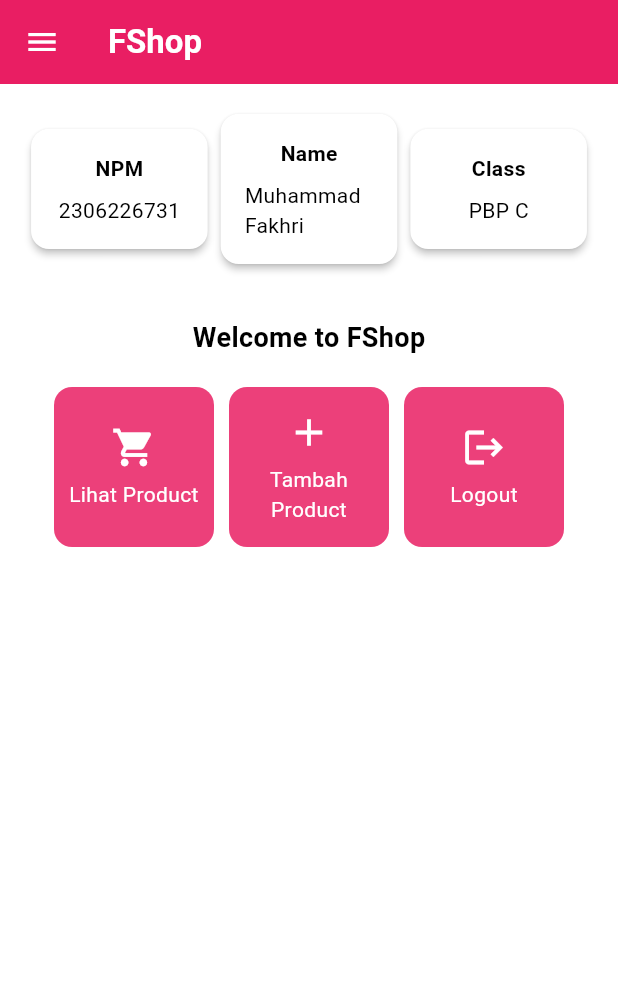
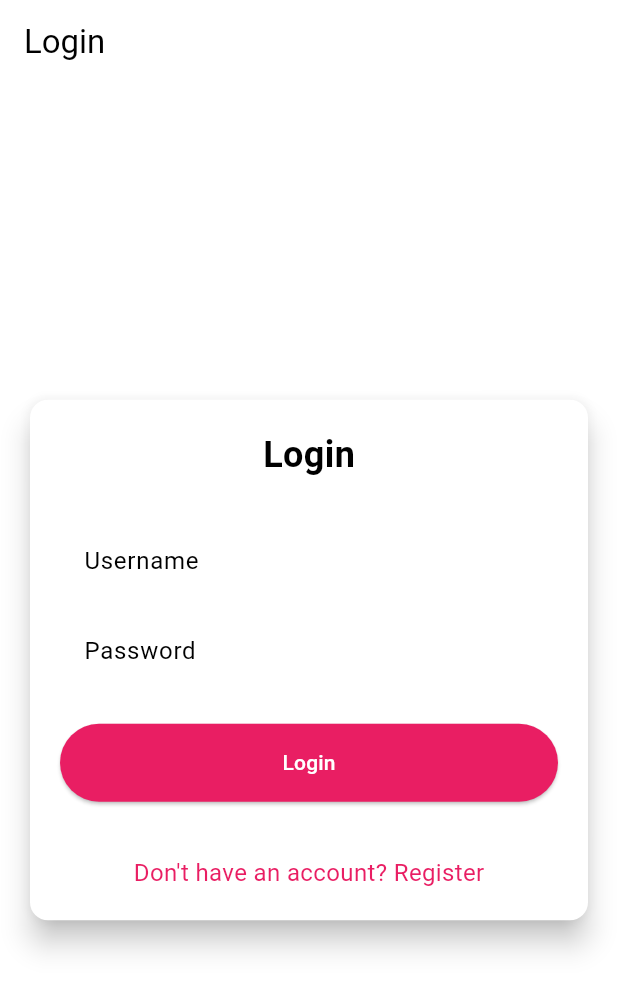
Before and after one commit to Fumuri/fshop-mobile, a Flutter app: the screen it shows after launch, on a phone screen of 412 x 824 dp. Shown: the top 991 px of the screen. Run offline on Flutter 3.47's test engine with Material 3 defaults, Android fonts, the light colour scheme and no system bars; missing offline and left inert: pbp_django_auth.

Commit message:
tugas 9 coding selesai

```diff
--- a/lib/main.dart
+++ b/lib/main.dart
@@ -1,5 +1,8 @@
 import 'package:flutter/material.dart';
+import 'package:fshop/screens/login.dart';
 import 'package:fshop/screens/menu.dart';
+import 'package:pbp_django_auth/pbp_django_auth.dart';
+import 'package:provider/provider.dart';
 
 void main() {
   runApp(const MyApp());
@@ -8,33 +11,23 @@ void main() {
 class MyApp extends StatelessWidget {
   const MyApp({super.key});
 
-  // This widget is the root of your application.
   @override
   Widget build(BuildContext context) {
-    return MaterialApp(
-      title: 'Flutter Demo',
-      theme: ThemeData(
-        // This is the theme of your application.
-        //
-        // TRY THIS: Try running your application with "flutter run". You'll see
-        // the application has a purple toolbar. Then, without quitting the app,
-        // try changing the seedColor in the colorScheme below to Colors.green
-        // and then invoke "hot reload" (save your changes or press the "hot
-        // reload" button in a Flutter-supported IDE, or press "r" if you used
-        // the command line to start the app).
-        //
-        // Notice that the counter didn't reset back to zero; the application
-        // state is not lost during the reload. To reset the state, use hot
-        // restart instead.
-        //
-        // This works for code too, not just values: Most code changes can be
-        // tested with just a hot reload.
-        colorScheme: ColorScheme.fromSwatch(
-          primarySwatch: Colors.pink,
-        ).copyWith(secondary: Colors.pink[400]),
-        useMaterial3: true,
+    return Provider(
+      create: (_) {
+        CookieRequest request = CookieRequest();
+        return request;
+      },
+      child: MaterialApp(
+        title: 'FShop',
+        theme: ThemeData(
+          useMaterial3: true,
+          colorScheme: ColorScheme.fromSwatch(
+            primarySwatch: Colors.pink,
+          ).copyWith(secondary: Colors.pink[400]),
+        ),
+        home: LoginPage(),
       ),
-      home: MyHomePage(),
     );
   }
 }
--- /dev/null
+++ b/lib/screens/login.dart
@@ -0,0 +1,182 @@
+import 'package:fshop/screens/menu.dart';
+import 'package:flutter/material.dart';
+import 'package:fshop/screens/register.dart';
+import 'package:pbp_django_auth/pbp_django_auth.dart';
+import 'package:provider/provider.dart';
+// TODO: Import halaman RegisterPage jika sudah dibuat
+
+void main() {
+  runApp(const LoginApp());
+}
+
+class LoginApp extends StatelessWidget {
+  const LoginApp({super.key});
+
+  @override
+  Widget build(BuildContext context) {
+    return MaterialApp(
+      title: 'Login',
+      theme: ThemeData(
+        useMaterial3: true,
+        colorScheme: ColorScheme.fromSwatch(
+          primarySwatch: Colors.pink,
+        ).copyWith(secondary: Colors.pink[400]),
+      ),
+      home: const LoginPage(),
+    );
+  }
+}
+
+class LoginPage extends StatefulWidget {
+  const LoginPage({super.key});
+
+  @override
+  State<LoginPage> createState() => _LoginPageState();
+}
+
+class _LoginPageState extends State<LoginPage> {
+  final TextEditingController _usernameController = TextEditingController();
+  final TextEditingController _passwordController = TextEditingController();
+
+  @override
+  Widget build(BuildContext context) {
+    final request = context.watch<CookieRequest>();
+
+    return Scaffold(
+      appBar: AppBar(
+        title: const Text('Login'),
+      ),
+      body: Center(
+        child: SingleChildScrollView(
+          padding: const EdgeInsets.all(16.0),
+          child: Card(
+            elevation: 8,
+            shape: RoundedRectangleBorder(
+              borderRadius: BorderRadius.circular(12.0),
+            ),
+            child: Padding(
+              padding: const EdgeInsets.all(20.0),
+              child: Column(
+                mainAxisSize: MainAxisSize.min,
+                children: [
+                  const Text(
+                    'Login',
+                    style: TextStyle(
+                      fontSize: 24.0,
+                      fontWeight: FontWeight.bold,
+                    ),
+                  ),
+                  const SizedBox(height: 30.0),
+                  TextField(
+                    controller: _usernameController,
+                    decoration: const InputDecoration(
+                      labelText: 'Username',
+                      hintText: 'Enter your username',
+                      border: OutlineInputBorder(
+                        borderRadius: BorderRadius.all(Radius.circular(12.0)),
+                      ),
+                      contentPadding:
+                          EdgeInsets.symmetric(horizontal: 12.0, vertical: 8.0),
+                    ),
+                  ),
+                  const SizedBox(height: 12.0),
+                  TextField(
+                    controller: _passwordController,
+                    decoration: const InputDecoration(
+                      labelText: 'Password',
+                      hintText: 'Enter your password',
+                      border: OutlineInputBorder(
+                        borderRadius: BorderRadius.all(Radius.circular(12.0)),
+                      ),
+                      contentPadding:
+                          EdgeInsets.symmetric(horizontal: 12.0, vertical: 8.0),
+                    ),
+                    obscureText: true,
+                  ),
+                  const SizedBox(height: 24.0),
+                  ElevatedButton(
+                    onPressed: () async {
+                      String username = _usernameController.text;
+                      String password = _passwordController.text;
+
+                      // Cek kredensial
+                      // TODO: Ganti URL dan jangan lupa tambahkan trailing slash (/) di akhir URL!
+                      // Untuk menyambungkan Android emulator dengan Django pada localhost,
+                      // gunakan URL http://10.0.2.2/
+                      final response = await request
+                          .login("http://[APP_URL_KAMU]/auth/login/", {
+                        'username': username,
+                        'password': password,
+                      });
+
+                      if (request.loggedIn) {
+                        String message = response['message'];
+                        String uname = response['username'];
+                        if (context.mounted) {
+                          Navigator.pushReplacement(
+                            context,
+                            MaterialPageRoute(
+                                builder: (context) => MyHomePage()),
+                          );
+                          ScaffoldMessenger.of(context)
+                            ..hideCurrentSnackBar()
+                            ..showSnackBar(
+                              SnackBar(
+                                  content:
+                                      Text("$message Selamat datang, $uname.")),
+                            );
+                        }
+                      } else {
+                        if (context.mounted) {
+                          showDialog(
+                            context: context,
+                            builder: (context) => AlertDialog(
+                              title: const Text('Login Gagal'),
+                              content: Text(response['message']),
+                              actions: [
+                                TextButton(
+                                  child: const Text('OK'),
+                                  onPressed: () {
+                                    Navigator.pop(context);
+                                  },
+                                ),
+                              ],
+                            ),
+                          );
+                        }
+                      }
+                    },
+                    style: ElevatedButton.styleFrom(
+                      foregroundColor: Colors.white,
+                      minimumSize: Size(double.infinity, 50),
+                      backgroundColor: Theme.of(context).colorScheme.primary,
+                      padding: const EdgeInsets.symmetric(vertical: 16.0),
+                    ),
+                    child: const Text('Login'),
+                  ),
+                  const SizedBox(height: 36.0),
+                  GestureDetector(
+                    onTap: () {
+                      Navigator.push(
+                        context,
+                        MaterialPageRoute(
+                            builder: (context) => const RegisterPage()),
+                      );
+                    },
+                    child: Text(
+                      'Don\'t have an account? Register',
+                      style: TextStyle(
+                        color: Theme.of(context).colorScheme.primary,
+                        fontSize: 16.0,
+                      ),
+                    ),
+                  ),
+                ],
+              ),
+            ),
+          ),
+        ),
+      ),
+    );
+  }
+}
--- a/pubspec.yaml
+++ b/pubspec.yaml
@@ -35,6 +35,8 @@ dependencies:
   # The following adds the Cupertino Icons font to your application.
   # Use with the CupertinoIcons class for iOS style icons.
   cupertino_icons: ^1.0.8
+  provider: ^6.1.2
+  pbp_django_auth: ^0.4.0
 
 dev_dependencies:
   flutter_test:
```
Also changed, not shown: lib/models/product_entry.dart (added, +63 -0 lines), lib/screens/list_productentry.dart (added, +90 -0 lines), lib/screens/productentry_form.dart (+36 -28 lines), lib/screens/register.dart (added, +166 -0 lines), pubspec.lock, 1 other file.
